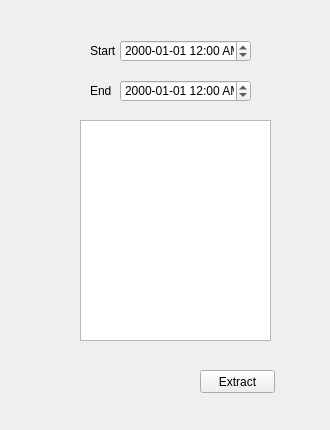
This is gui/telegram.ui in jocosuccess/telegram-client as Qt 5 draws it before an edit. The edited form follows.
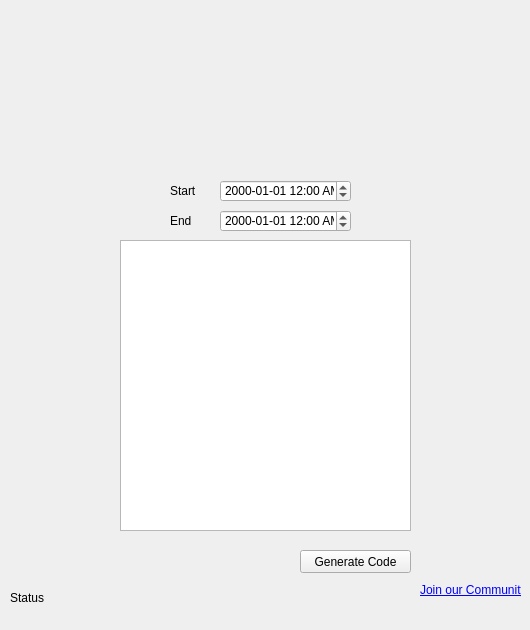
This is the edited form. Icons and pictures are not drawn.

What changed in the file:
```diff
--- a/gui/telegram.ui
+++ b/gui/telegram.ui
@@ -6,8 +6,8 @@
    <rect>
     <x>0</x>
     <y>0</y>
-    <width>330</width>
-    <height>430</height>
+    <width>530</width>
+    <height>630</height>
    </rect>
   </property>
   <property name="windowTitle">
@@ -16,8 +16,8 @@
   <widget class="QLabel" name="label">
    <property name="geometry">
     <rect>
-     <x>90</x>
-     <y>40</y>
+     <x>170</x>
+     <y>180</y>
      <width>31</width>
      <height>21</height>
     </rect>
@@ -29,8 +29,8 @@
   <widget class="QDateTimeEdit" name="start_time_widget">
    <property name="geometry">
     <rect>
-     <x>120</x>
-     <y>40</y>
+     <x>220</x>
+     <y>180</y>
      <width>131</width>
      <height>22</height>
     </rect>
@@ -42,8 +42,8 @@
   <widget class="QLabel" name="label_2">
    <property name="geometry">
     <rect>
-     <x>90</x>
-     <y>80</y>
+     <x>170</x>
+     <y>210</y>
      <width>21</width>
      <height>21</height>
     </rect>
@@ -55,8 +55,8 @@
   <widget class="QDateTimeEdit" name="end_time_widget">
    <property name="geometry">
     <rect>
-     <x>120</x>
-     <y>80</y>
+     <x>220</x>
+     <y>210</y>
      <width>131</width>
      <height>22</height>
     </rect>
@@ -75,23 +75,23 @@
   <widget class="QPushButton" name="extract_btn">
    <property name="geometry">
     <rect>
-     <x>200</x>
-     <y>370</y>
-     <width>75</width>
+     <x>300</x>
+     <y>550</y>
+     <width>111</width>
      <height>23</height>
     </rect>
    </property>
    <property name="text">
-    <string>Extract</string>
+    <string>Generate Code</string>
    </property>
   </widget>
   <widget class="QListWidget" name="chat_list_widget">
    <property name="geometry">
     <rect>
-     <x>80</x>
-     <y>120</y>
-     <width>191</width>
-     <height>221</height>
+     <x>120</x>
+     <y>240</y>
+     <width>291</width>
+     <height>291</height>
     </rect>
    </property>
    <property name="resizeMode">
@@ -107,6 +107,63 @@
     <bool>true</bool>
    </property>
   </widget>
+  <widget class="QLabel" name="label_3">
+   <property name="geometry">
+    <rect>
+     <x>420</x>
+     <y>580</y>
+     <width>101</width>
+     <height>21</height>
+    </rect>
+   </property>
+   <property name="text">
+    <string>&lt;html&gt;&lt;head/&gt;&lt;body&gt;&lt;p&gt;&lt;a href=&quot;https://community.telegramfxcopier.io/&quot;&gt;&lt;span style=&quot; text-decoration: underline; color:#0000ff;&quot;&gt;Join our Community&lt;/span&gt;&lt;/a&gt;&lt;/p&gt;&lt;/body&gt;&lt;/html&gt;</string>
+   </property>
+   <property name="openExternalLinks">
+    <bool>true</bool>
+   </property>
+  </widget>
+  <widget class="QLabel" name="logo_lbl">
+   <property name="geometry">
+    <rect>
+     <x>210</x>
+     <y>20</y>
+     <width>111</width>
+     <height>111</height>
+    </rect>
+   </property>
+   <property name="contextMenuPolicy">
+    <enum>Qt::ActionsContextMenu</enum>
+   </property>
+   <property name="autoFillBackground">
+    <bool>false</bool>
+   </property>
+   <property name="frameShape">
+    <enum>QFrame::NoFrame</enum>
+   </property>
+   <property name="text">
+    <string/>
+   </property>
+   <property name="pixmap">
+    <pixmap>TelegramFxBacktest.png</pixmap>
+   </property>
+   <property name="scaledContents">
+    <bool>true</bool>
+   </property>
+  </widget>
+  <widget class="QLabel" name="status_telegram_lbl">
+   <property name="geometry">
+    <rect>
+     <x>10</x>
+     <y>590</y>
+     <width>231</width>
+     <height>16</height>
+    </rect>
+   </property>
+   <property name="text">
+    <string>Status</string>
+   </property>
+  </widget>
  </widget>
  <resources/>
  <connections/>
```
